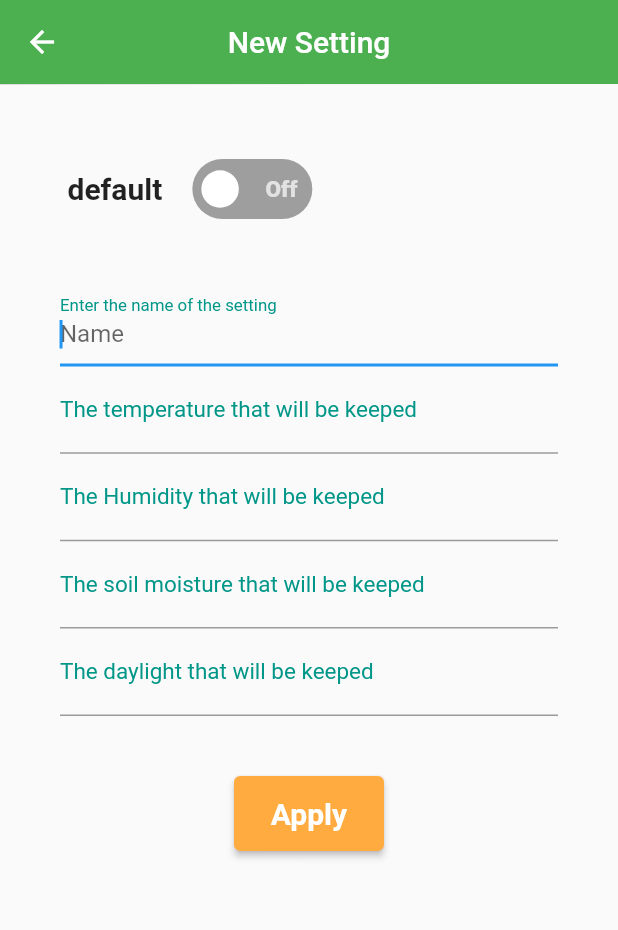
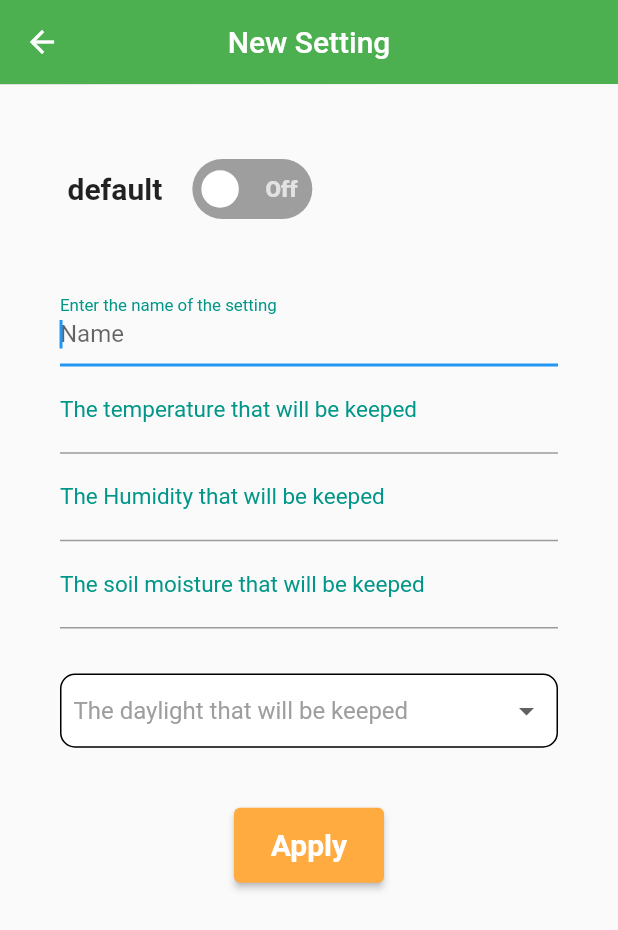
Before and after one commit to kju2405/smartFarm, a Flutter app: the SettingScreen screen opened directly, after a tap on the "add box" icon, on a phone screen of 412 x 824 dp. Shown: the top 930 px of the screen. Run offline on Flutter 3.47's test engine with Material 2 defaults, Android fonts, the phone set to English and light mode, and no system bars; drawn by our look-alikes of flutter_switch; network calls fail; statements that could not run were skipped.

```diff
--- a/lib/new.dart
+++ b/lib/new.dart
@@ -19,8 +19,35 @@ class _NewState extends State<New> {
       TextEditingController(); //더이상 사용하지 않을때는 리소스의 낭비를 막기위해서 dispose()메서드를 호출함.
   TextEditingController humidity = TextEditingController();
   TextEditingController soil_moisture = TextEditingController();
-  TextEditingController daylight = TextEditingController();
+  // TextEditingController daylight = TextEditingController();
   bool status = false;
+
+  String? selected_daylight = "";
+  List daylightList = ['Low', 'Medium', 'High'];
+  var dayl;
+
+  addSetting() async {
+    var url = 'http://43.201.136.217/add/settings';
+    var body = {
+      "humidity": humidity.text.toString(),
+      "light": selected_daylight,
+      "moisture": soil_moisture.text.toString(),
+      "name": name.text.toString(),
+      "selected": false,
+      "temp": temperature.text.toString()
+    };
+
+    var data = await http.post(Uri.parse(url),
+        body: json.encode(body),
+        headers: {"Content-Type": "application/json"},
+        encoding: Encoding.getByName("utf-8"));
+
+    if (data.statusCode == 200) {
+      Navigator.of(context).pop();
+    } else {
+      throw Exception('Failed to load data');
+    }
+  }
 
   @override
   Widget build(BuildContext context) {
@@ -77,14 +104,16 @@ class _NewState extends State<New> {
                           ..text = 'Default humidity';
                         soil_moisture = TextEditingController()
                           ..text = 'Default moisture';
-                        daylight = TextEditingController()
-                          ..text = 'Default daylight';
+                        // daylight = TextEditingController()
+                        //   ..text = 'Default daylight';
+                        dayl = daylightList[0];
+                        selected_daylight = dayl;
                       } else {
                         name = TextEditingController()..text = '';
                         temperature = TextEditingController()..text = '';
                         humidity = TextEditingController()..text = '';
                         soil_moisture = TextEditingController()..text = '';
-                        daylight = TextEditingController()..text = '';
+                        // daylight = TextEditingController()..text = '';
                       }
                     },
                   ),
@@ -135,13 +164,51 @@ class _NewState extends State<New> {
                         ),
                         keyboardType: TextInputType.number,
                       ),
-                      TextField(
-                        controller: daylight,
-                        decoration: InputDecoration(
-                          labelText: 'The daylight that will be keeped',
-                          hintText: 'Daylight',
+                      // TextField(
+                      //   controller: daylight,
+                      //   decoration: InputDecoration(
+                      //     labelText: 'The daylight that will be keeped',
+                      //     hintText: 'Daylight',
+                      //   ),
+                      //   keyboardType: TextInputType.text,
+                      // ),
+                      SizedBox(
+                        height: 30,
+                      ),
+                      Container(
+                        width: MediaQuery.of(context).size.width,
+                        height: MediaQuery.of(context).size.height * 0.06,
+                        decoration: BoxDecoration(
+                            border: Border.all(color: Colors.black),
+                            color: Colors.white,
+                            borderRadius: BorderRadius.circular(10.0)),
+                        child: Padding(
+                          padding: const EdgeInsets.all(8.0),
+                          child: DropdownButtonHideUnderline(
+                            child: DropdownButton(
+                              value: dayl,
+                              items: daylightList!.map((value) {
+                                return DropdownMenuItem(
+                                  value: value,
+                                  child: Text(value),
+                                );
+                              }).toList(),
+                              hint: Container(
+                                child: Text(
+                                  "The daylight that will be keeped",
+                                  style: TextStyle(color: Colors.grey),
+                                  textAlign: TextAlign.end,
+                                ),
+                              ),
+                              onChanged: (value) {
+                                setState(() {
+                                  dayl = value;
+                                  selected_daylight = dayl;
+                                });
+                              },
+                            ),
+                          ),
                         ),
-                        keyboardType: TextInputType.text,
                       ),
                       SizedBox(
                         height: 40.0,
@@ -152,36 +219,10 @@ class _NewState extends State<New> {
                               temperature.text == '' ||
                               humidity.text == '' ||
                               soil_moisture.text == '' ||
-                              daylight.text == '') {
+                              selected_daylight == '') {
                             showSnackBar(context);
                           } else {
-                            // final url=Uri.parse('http://43.201.136.217/add/settings');
-                            // http.Response response=await http.post(url,body:{
-                            //   'name':name.text,
-                            //   'temp':temperature.text,
-                            //   'humidity':humidity.text,
-                            //   'moisture':soil_moisture.text,
-                            //   'light':daylight.text,
-                            // });
-                            // print('Response status:${response.statusCode}');
-                            // print('Response body:${response.body}');
-                            final response = await http.post(
-                              Uri.parse('http://43.201.136.217/add/settings'),
-                              headers: <String, String>{
-                                'Content-Type':
-                                    'application/json; charset=UTF-8',
-                              },
-                              body: jsonEncode(<String, String>{
-                                'name': name.text,
-                                'temp': temperature.text,
-                                'humidity': humidity.text,
-                                'moisture': soil_moisture.text,
-                                'light': daylight.text,
-                              }),
-                            );
-                            print('Response status:${response.statusCode}');
-                            print('Response body:${response.body}');
-                            Navigator.pop(context);
+                            addSetting();
                           }
                         },
                         child: Text(
--- a/lib/screens/setting_screen.dart
+++ b/lib/screens/setting_screen.dart
@@ -19,6 +19,7 @@ class _SettingScreenState extends State<SettingScreen> {
   late String moisture;
   late String light;
   late String id;
+  late bool selectedStatus;
 
   static List<String> titleList = [];
   static List<String> temperatureList = [];
@@ -26,6 +27,7 @@ class _SettingScreenState extends State<SettingScreen> {
   static List<String> soilMoistureList = [];
   static List<String> daylightList = [];
   static List<String> idList = [];
+  static List<bool> selectedList = [];
   List<Environment> environmentData = [];
 
   @override
@@ -38,18 +40,50 @@ class _SettingScreenState extends State<SettingScreen> {
   }
 
   void addToList(dynamic settingData) {
-    settingData.forEach((s) => titleList.add(s['name']));
-    settingData.forEach((s) => temperatureList.add(s['temp']));
-    settingData.forEach((s) => humadityList.add(s['humidity']));
-    settingData.forEach((s) => soilMoistureList.add(s['moisture']));
-    settingData.forEach((s) => daylightList.add(s['light']));
-    settingData.forEach((s) => idList.add(s['_id']));
+    titleList=[];
+    temperatureList=[];
+    humadityList=[];
+    soilMoistureList=[];
+    daylightList=[];
+    idList=[];
+    selectedList=[];
+    // print('settingData.length');
+    print(settingData.length.runtimeType);
+    print(settingData.length);
+    print(settingData[1]['moistrue']);
+    final int len=settingData.length;
+    for(int i=0;i<len ;i++){
+      var settingDataTitle=settingData[i]['name'];
+      var settingDataTemp=settingData[i]['temp'];
+      var settingDataHumadity=settingData[i]['humidity'];
+      var settingDataMoisture=settingData[i]['moisture'];
+      var settingDataDaylight=settingData[i]['light'];
+      var settingDataId=settingData[i]['_id'];
+      var settingDataSelected=settingData[i]['selected'];
+
+      titleList.add(settingDataTitle);
+      temperatureList.add(settingDataTemp);
+      humadityList.add(settingDataHumadity);
+      soilMoistureList.add(settingDataMoisture);
+      daylightList.add(settingDataDaylight);
+      idList.add(settingDataId);
+      selectedList.add(settingDataSelected);
+    }
+    // settingData.forEach((s) => titleList.add(s['name']));
+    // settingData.forEach((s) => temperatureList.add(s['temp']));
+    // settingData.forEach((s) => humadityList.add(s['humidity']));
+    // settingData.forEach((s) => soilMoistureList.add(s['moisture']));
+    // settingData.forEach((s) => daylightList.add(s['light']));
+    // settingData.forEach((s) => idList.add(s['_id']));
+    // settingData.forEach((s) => selectedList.add(s['selected']));
   }
+
 
   void updateData(dynamic settingData) {
     final settingLength = settingData.length;
 
     environmentData = [];
+    selectedList = [];
     for (int i = 0; i < settingLength; i++) {
       settingName = settingData[i]['name'];
       temp = settingData[i]['temp'];
@@ -57,8 +91,10 @@ class _SettingScreenState extends State<SettingScreen> {
       moisture = settingData[i]['moisture'];
       light = settingData[i]['light'];
       id = settingData[i]['_id'];
+      selectedStatus = settingData[i]['selected'];
       environmentData
           .add(Environment(settingName, temp, humidity1, moisture, light));
+      selectedList.add(selectedStatus);
     }
     // environmentData = List.generate(
     //     titleList.length,
@@ -79,12 +115,14 @@ class _SettingScreenState extends State<SettingScreen> {
       moisture = settingData[lastLength]['moisture'];
       light = settingData[lastLength]['light'];
       id = settingData[lastLength]['_id'];
+      selectedStatus = settingData[lastLength]['selected'];
       titleList.add(settingName);
       temperatureList.add(temp);
       humadityList.add(humidity1);
       soilMoistureList.add(moisture);
       daylightList.add(light);
       idList.add(id);
+      selectedList.add(selectedStatus);
     }
     // else if(settingData.length<titleList.length){
     //   for(int i=0;i<)
@@ -117,9 +155,11 @@ class _SettingScreenState extends State<SettingScreen> {
         backgroundColor: Colors.green,
         centerTitle: true,
         elevation: 0.2,
-        leading: IconButton(icon: Icon(Icons.arrow_back), onPressed: () {
-          Navigator.pop(context);
-        }),
+        leading: IconButton(
+            icon: Icon(Icons.arrow_back),
+            onPressed: () {
+              Navigator.pop(context);
+            }),
         actions: [
           IconButton(
             onPressed: () async {
@@ -232,6 +272,13 @@ class _SettingScreenState extends State<SettingScreen> {
                                 color: Colors.black87,
                                 fontWeight: FontWeight.bold,
                               ),
+                            ),
+                            Text(
+                              'selected ${selectedList[index]} ',
+                              style: TextStyle(
+                                color: Colors.black87,
+                                fontWeight: FontWeight.bold,
+                              ),
                             )
                           ],
                         ),
@@ -241,6 +288,7 @@ class _SettingScreenState extends State<SettingScreen> {
                                 builder: (context) => EditingPage(
                                       environment: environmentData[index],
                                       settingId: idList[index],
+                                      selectedStatus: selectedList[index],
                                     )));
                             debugPrint(titleList[index]);
                           },
--- a/pubspec.yaml
+++ b/pubspec.yaml
@@ -63,6 +63,7 @@ flutter:
 
   assets:
     - assets/images/plant.PNG
+    - assets/images/plant1.jpeg
 
   # To add assets to your application, add an assets section, like this:
   # assets:
```
Also changed, not shown: lib/environment_page.dart (+53 -31 lines), lib/main.dart (+38 -10 lines), lib/screens/main_screen.dart (+78 -8 lines), 1 other file.
